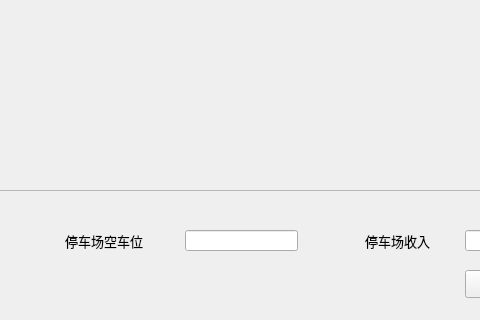
helloworldXzb/ParkingManager, file parkingwindow.ui: the form before one commit; both pictures show x 305 to 785 and y 280 to 600 of the 980 by 600 pixel window.
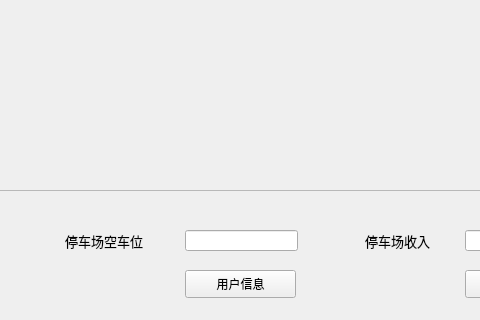
The form after the commit.

Commit message: 支持了包括未注册的用户图片识别车牌入库和出库，支持管理员查询用户信息获取联系号码

```diff
--- a/parkingwindow.ui
+++ b/parkingwindow.ui
@@ -250,6 +250,19 @@
     <string>扫描车牌</string>
    </property>
   </widget>
+  <widget class="QPushButton" name="pushButton_2">
+   <property name="geometry">
+    <rect>
+     <x>490</x>
+     <y>550</y>
+     <width>111</width>
+     <height>28</height>
+    </rect>
+   </property>
+   <property name="text">
+    <string>用户信息</string>
+   </property>
+  </widget>
  </widget>
  <resources/>
  <connections/>
```
The commit also changes 43 other files.
